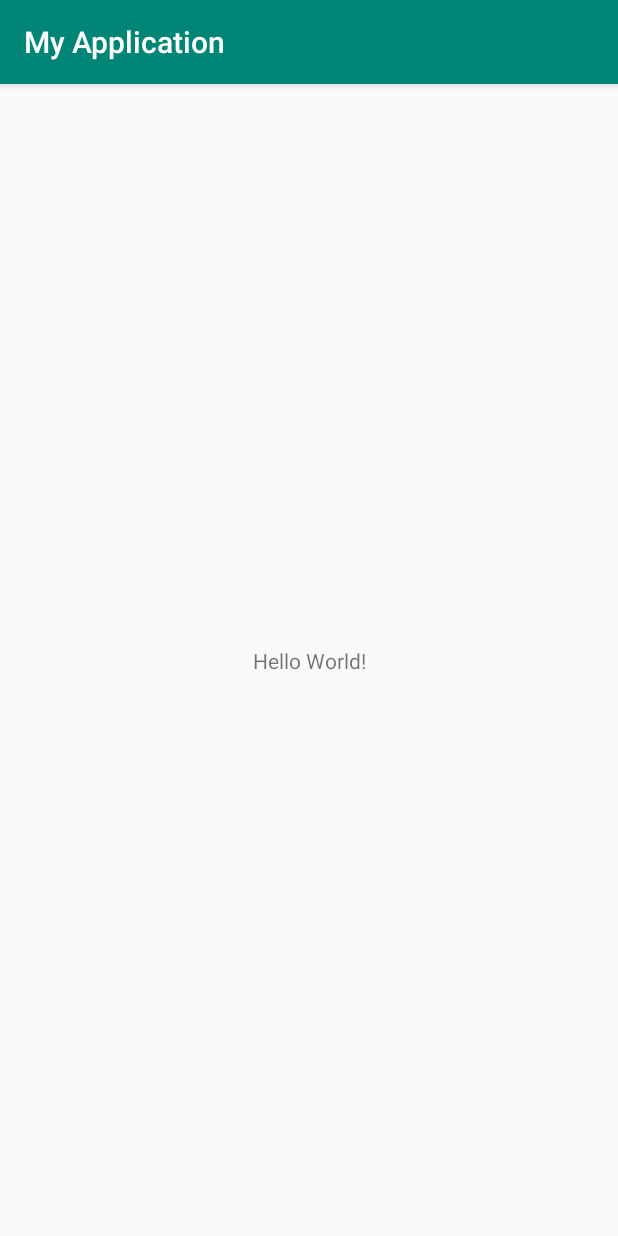
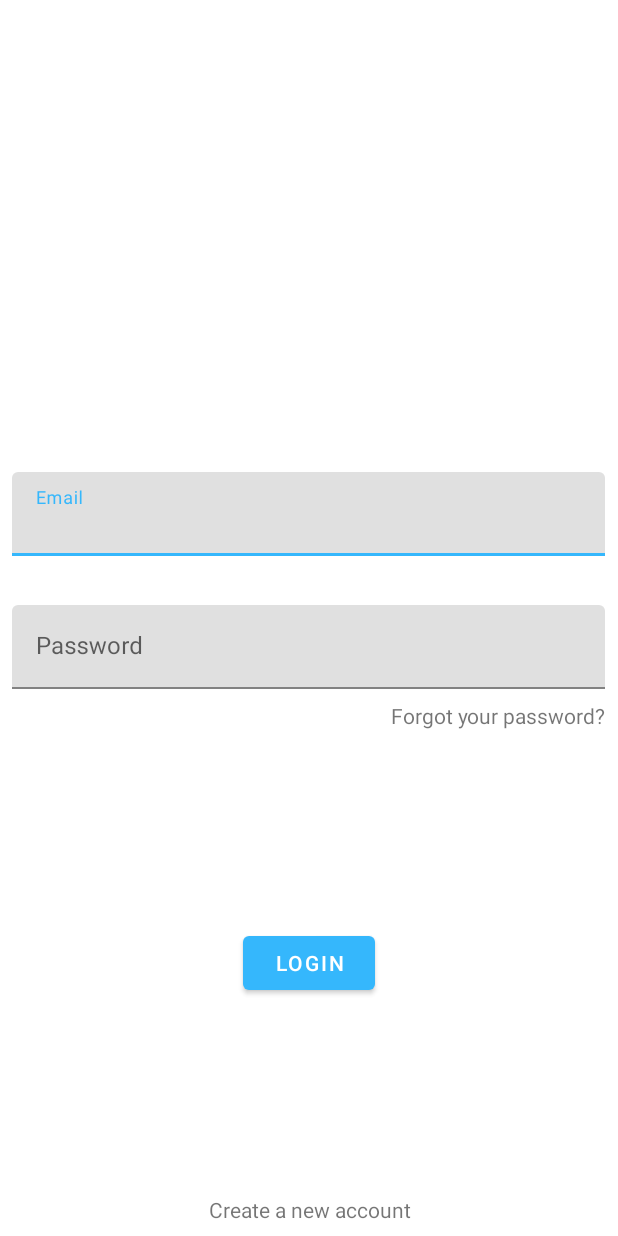
Before and after one commit to MrKali/AuthFirebase, an Android app: the screen it shows after launch (MainActivity before the commit, LoginActivity after it), on a phone screen of 412 x 824 dp. Run offline under Robolectric (Android 15) with nearby library versions, the phone set to English and light mode, and no system bars.

Commit message:
Basic design

```diff
--- a/app/src/main/AndroidManifest.xml
+++ b/app/src/main/AndroidManifest.xml
@@ -8,8 +8,10 @@
         android:label="@string/app_name"
         android:roundIcon="@mipmap/ic_launcher_round"
         android:supportsRtl="true"
-        android:theme="@style/AppTheme">
-        <activity android:name=".MainActivity">
+        android:theme="@style/Theme.MyApp">
+        <activity android:name=".RecoverPasswordActivity"></activity>
+        <activity android:name=".RegisterActivity" />
+        <activity android:name=".LoginActivity">
             <intent-filter>
                 <action android:name="android.intent.action.MAIN" />
 
--- /dev/null
+++ b/app/src/main/java/com/varela/authfirebase/LoginActivity.java
@@ -0,0 +1,51 @@
+package com.varela.authfirebase;
+
+import androidx.appcompat.app.AppCompatActivity;
+
+import android.content.Intent;
+import android.os.Bundle;
+import android.view.View;
+import android.widget.Button;
+import android.widget.EditText;
+import android.widget.TextView;
+
+public class LoginActivity extends AppCompatActivity {
+
+    private Button buttonLogin;
+    private EditText editTextEmail, editTextPassword;
+    private TextView textViewForgotPassword, textViewCreateNewAccount;
+
+    @Override
+    protected void onCreate(Bundle savedInstanceState) {
+        super.onCreate(savedInstanceState);
+        setContentView(R.layout.activity_login);
+
+        findVisualElements();
+        onEventListener();
+    }
+
+    private void findVisualElements(){
+        buttonLogin = findViewById(R.id.buttonLogin);
+        editTextEmail = findViewById(R.id.editTextEmail);
+        editTextPassword = findViewById(R.id.editTextPassword);
+        textViewForgotPassword = findViewById(R.id.textViewForgotPassword);
+        textViewCreateNewAccount = findViewById(R.id.textViewCreateNewAccount);
+    }
+
+    private void onEventListener(){
+        buttonLogin.setOnClickListener(view -> {
+
+        });
+
+        textViewCreateNewAccount.setOnClickListener(view ->
+                openActivity(RegisterActivity.class));
+
+        textViewForgotPassword.setOnClickListener(view ->
+                openActivity(RecoverPasswordActivity.class));
+    }
+
+    private void openActivity(Class activityToOpen){
+        Intent intent = new Intent(getApplicationContext(), activityToOpen);
+        startActivity(intent);
+    }
+}
--- a/app/src/main/java/com/varela/authfirebase/MainActivity.java
+++ /dev/null
@@ -1,14 +0,0 @@
-package com.varela.authfirebase;
-
-import androidx.appcompat.app.AppCompatActivity;
-
-import android.os.Bundle;
-
-public class MainActivity extends AppCompatActivity {
-
-    @Override
-    protected void onCreate(Bundle savedInstanceState) {
-        super.onCreate(savedInstanceState);
-        setContentView(R.layout.activity_main);
-    }
-}
--- /dev/null
+++ b/app/src/main/res/drawable/ic_person_black_128dp.xml
@@ -0,0 +1,4 @@
+<vector android:height="128dp" android:viewportHeight="24.0"
+    android:viewportWidth="24.0" android:width="128dp" xmlns:android="http://schemas.android.com/apk/res/android">
+    <path android:fillColor="#FF000000" android:pathData="M12,12c2.21,0 4,-1.79 4,-4s-1.79,-4 -4,-4 -4,1.79 -4,4 1.79,4 4,4zM12,14c-2.67,0 -8,1.34 -8,4v2h16v-2c0,-2.66 -5.33,-4 -8,-4z"/>
+</vector>
--- /dev/null
+++ b/app/src/main/res/layout/activity_login.xml
@@ -0,0 +1,101 @@
+<?xml version="1.0" encoding="utf-8"?>
+<androidx.constraintlayout.widget.ConstraintLayout xmlns:android="http://schemas.android.com/apk/res/android"
+    xmlns:app="http://schemas.android.com/apk/res-auto"
+    xmlns:tools="http://schemas.android.com/tools"
+    android:layout_width="match_parent"
+    android:layout_height="match_parent"
+    tools:context=".LoginActivity">
+
+    <com.google.android.material.textfield.TextInputLayout
+        android:id="@+id/textInputLayout"
+        android:layout_width="395dp"
+        android:layout_height="wrap_content"
+        android:layout_marginStart="8dp"
+        android:layout_marginTop="8dp"
+        android:layout_marginEnd="8dp"
+        android:layout_marginBottom="8dp"
+        app:layout_constraintBottom_toBottomOf="parent"
+        app:layout_constraintEnd_toEndOf="parent"
+        app:layout_constraintHorizontal_bias="0.0"
+        app:layout_constraintStart_toStartOf="parent"
+        app:layout_constraintTop_toTopOf="parent"
+        app:layout_constraintVertical_bias="0.408">
+
+        <com.google.android.material.textfield.TextInputEditText
+            android:id="@+id/editTextEmail"
+            android:inputType="textEmailAddress"
+            android:layout_width="match_parent"
+            android:layout_height="wrap_content"
+            android:hint="@string/email" />
+    </com.google.android.material.textfield.TextInputLayout>
+
+    <com.google.android.material.textfield.TextInputLayout
+        android:id="@+id/textInputLayout2"
+        android:layout_width="395dp"
+        android:layout_height="wrap_content"
+        android:layout_marginStart="8dp"
+        android:layout_marginTop="8dp"
+        android:layout_marginEnd="8dp"
+        android:layout_marginBottom="8dp"
+        app:layout_constraintBottom_toBottomOf="parent"
+        app:layout_constraintEnd_toEndOf="parent"
+        app:layout_constraintHorizontal_bias="0.0"
+        app:layout_constraintStart_toStartOf="parent"
+        app:layout_constraintTop_toBottomOf="@+id/textInputLayout"
+        app:layout_constraintVertical_bias="0.064">
+
+        <com.google.android.material.textfield.TextInputEditText
+            android:id="@+id/editTextPassword"
+            android:inputType="textPassword"
+            android:layout_width="match_parent"
+            android:layout_height="wrap_content"
+            android:hint="@string/password" />
+    </com.google.android.material.textfield.TextInputLayout>
+
+    <Button
+        android:id="@+id/buttonLogin"
+        android:layout_width="wrap_content"
+        android:layout_height="wrap_content"
+        android:layout_marginStart="8dp"
+        android:layout_marginTop="8dp"
+        android:layout_marginEnd="8dp"
+        android:layout_marginBottom="8dp"
+        android:text="@string/login"
+        app:layout_constraintBottom_toBottomOf="parent"
+        app:layout_constraintEnd_toEndOf="parent"
+        app:layout_constraintStart_toStartOf="parent"
+        app:layout_constraintTop_toBottomOf="@+id/textInputLayout2" />
+
+    <TextView
+        android:id="@+id/textViewCreateNewAccount"
+        android:layout_width="match_parent"
+        android:layout_height="wrap_content"
+        android:textAlignment="center"
+        android:layout_marginStart="8dp"
+        android:layout_marginTop="8dp"
+        android:layout_marginEnd="8dp"
+        android:layout_marginBottom="8dp"
+        android:text="@string/create_a_new_account"
+        app:layout_constraintBottom_toBottomOf="parent"
+        app:layout_constraintEnd_toEndOf="parent"
+        app:layout_constraintHorizontal_bias="0.497"
+        app:layout_constraintStart_toStartOf="parent"
+        app:layout_constraintTop_toBottomOf="@+id/buttonLogin"
+        app:layout_constraintVertical_bias="1.0" />
+
+    <TextView
+        android:id="@+id/textViewForgotPassword"
+        android:layout_width="wrap_content"
+        android:layout_height="wrap_content"
+        android:layout_marginStart="8dp"
+        android:layout_marginTop="8dp"
+        android:layout_marginEnd="8dp"
+        android:layout_marginBottom="8dp"
+        android:text="@string/forgot_your_password"
+        app:layout_constraintBottom_toTopOf="@+id/buttonLogin"
+        app:layout_constraintEnd_toEndOf="parent"
+        app:layout_constraintHorizontal_bias="1.0"
+        app:layout_constraintStart_toStartOf="parent"
+        app:layout_constraintTop_toBottomOf="@+id/textInputLayout2"
+        app:layout_constraintVertical_bias="0.0" />
+</androidx.constraintlayout.widget.ConstraintLayout>
--- a/app/src/main/res/layout/activity_main.xml
+++ /dev/null
@@ -1,18 +0,0 @@
-<?xml version="1.0" encoding="utf-8"?>
-<androidx.constraintlayout.widget.ConstraintLayout xmlns:android="http://schemas.android.com/apk/res/android"
-    xmlns:app="http://schemas.android.com/apk/res-auto"
-    xmlns:tools="http://schemas.android.com/tools"
-    android:layout_width="match_parent"
-    android:layout_height="match_parent"
-    tools:context=".MainActivity">
-
-    <TextView
-        android:layout_width="wrap_content"
-        android:layout_height="wrap_content"
-        android:text="Hello World!"
-        app:layout_constraintBottom_toBottomOf="parent"
-        app:layout_constraintLeft_toLeftOf="parent"
-        app:layout_constraintRight_toRightOf="parent"
-        app:layout_constraintTop_toTopOf="parent" />
-
-</androidx.constraintlayout.widget.ConstraintLayout>
--- a/app/src/main/res/values/colors.xml
+++ b/app/src/main/res/values/colors.xml
@@ -1,6 +1,7 @@
 <?xml version="1.0" encoding="utf-8"?>
 <resources>
-    <color name="colorPrimary">#008577</color>
-    <color name="colorPrimaryDark">#00574B</color>
-    <color name="colorAccent">#D81B60</color>
+    <color name="colorPrimary">#35B7FC</color>
+    <color name="colorPrimaryDark">#35B5FC</color>
+    <color name="colorAccent">#35B7FC</color>
+    <color name="purple">#4493FC</color>
 </resources>
--- a/app/src/main/res/values/strings.xml
+++ b/app/src/main/res/values/strings.xml
@@ -1,3 +1,11 @@
 <resources>
     <string name="app_name">My Application</string>
+    <string name="email">Email</string>
+    <string name="password">Password</string>
+    <string name="login">Login</string>
+    <string name="forgot_your_password">Forgot your password?</string>
+    <string name="create_a_new_account">Create a new account</string>
+    <string name="name">Name</string>
+    <string name="register">Register</string>
+    <string name="recover_password">Recover Password</string>
 </resources>
--- a/app/src/main/res/values/styles.xml
+++ b/app/src/main/res/values/styles.xml
@@ -8,4 +8,12 @@
         <item name="colorAccent">@color/colorAccent</item>
     </style>
 
+    <!-- My custom application theme. -->
+    <style name="Theme.MyApp" parent="Theme.MaterialComponents.Light.NoActionBar">
+        <item name="colorPrimary">@color/colorPrimary</item>
+        <item name="colorPrimaryDark">@color/colorPrimaryDark</item>
+        <item name="colorAccent">@color/colorAccent</item>
+
+    </style>
+
 </resources>
--- a/build.gradle
+++ b/build.gradle
@@ -8,6 +8,7 @@ buildscript {
     }
     dependencies {
         classpath 'com.android.tools.build:gradle:3.4.2'
+        classpath 'com.google.gms:google-services:4.2.0'
 
         // NOTE: Do not place your application dependencies here; they belong
         // in the individual module build.gradle files
```
Also changed, not shown: app/build.gradle (+12 -0 lines), app/src/main/java/com/varela/authfirebase/RecoverPasswordActivity.java (added, +31 -0 lines), app/src/main/java/com/varela/authfirebase/RegisterActivity.java (added, +37 -0 lines), app/src/main/res/layout/activity_recover_password.xml (added, +46 -0 lines), app/src/main/res/layout/activity_register.xml (added, +99 -0 lines), 1 other file.
